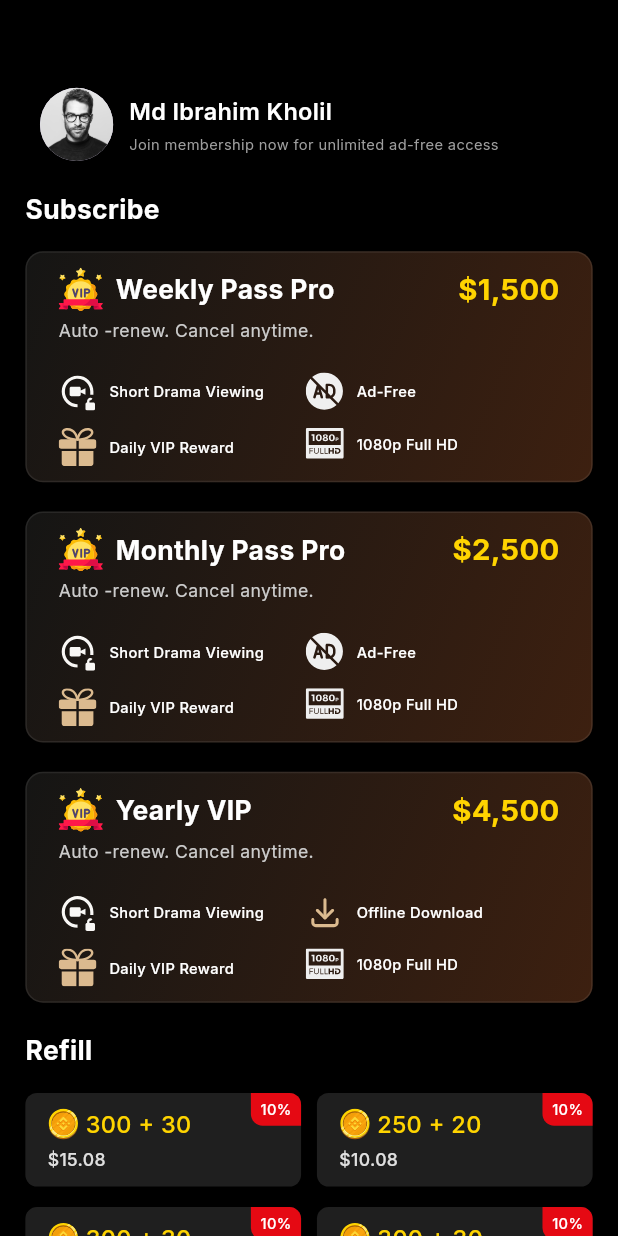
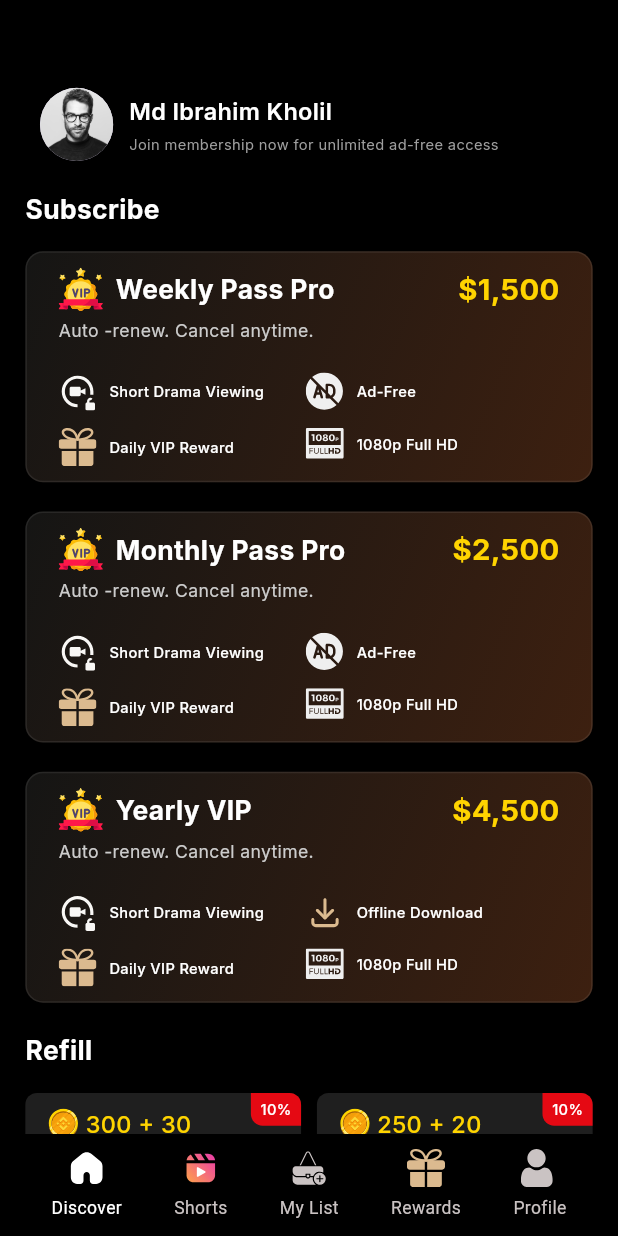
Before and after one commit to sakilkhan649/uremz100, a Flutter app: the SubscribeScreen screen opened by its route, on a phone screen of 412 x 824 dp. Run offline on Flutter 3.47's test engine with Material 3 defaults, Android fonts, the phone set to English and light mode, and no system bars; our stand-ins replace dropdown_button2, flutter_screenutil, flutter_svg, get, google_fonts, pinput.

Commit message:
subscribe page ui done

```diff
--- a/lib/View/Home/Subscribe/subscribe_screen.dart
+++ b/lib/View/Home/Subscribe/subscribe_screen.dart
@@ -1,7 +1,11 @@
 import 'package:flutter/material.dart';
 import 'package:flutter_screenutil/flutter_screenutil.dart';
+import 'package:flutter_svg/flutter_svg.dart';
+import 'package:get/get.dart';
+import 'package:uremz100/Utils/app_colors.dart';
 import 'package:uremz100/Utils/app_icons.dart';
 import 'package:uremz100/Widgets/Custom_Text.dart';
+import '../Bottom_NabBar/Controller/Bottom_NabBar_Controller.dart';
 import 'Widget/subscribe_widgets.dart';
 
 class SubscribeScreen extends StatelessWidget {
@@ -9,6 +13,8 @@ class SubscribeScreen extends StatelessWidget {
 
   @override
   Widget build(BuildContext context) {
+    final NavigationController navController = Get.find<NavigationController>();
+
     return Scaffold(
       backgroundColor: Colors.black,
       body: SingleChildScrollView(
@@ -132,12 +138,25 @@ class SubscribeScreen extends StatelessWidget {
                 ),
               ],
             ),
-            SizedBox(height: 30.h),
+            SizedBox(height: 14.h),
             _buildSectionTitle("About Subscription"),
             SizedBox(height: 16.h),
             SubscriptionRules(),
             SizedBox(height: 40.h),
           ],
+        ),
+      ),
+      bottomNavigationBar: Obx(
+        () => Container(
+          padding: EdgeInsets.symmetric(horizontal: 16.w, vertical: 10.h),
+          decoration: const BoxDecoration(color: Colors.black),
+          child: Row(
+            mainAxisAlignment: MainAxisAlignment.spaceAround,
+            children: List.generate(
+              5,
+              (index) => _buildCustomIcon(index, navController),
+            ),
+          ),
         ),
       ),
     );
@@ -151,4 +170,64 @@ class SubscribeScreen extends StatelessWidget {
       color: Colors.white,
     );
   }
+
+  Widget _buildCustomIcon(int index, NavigationController navController) {
+    final bool isSelected = navController.currentIndex.value == index;
+
+    return GestureDetector(
+      onTap: () {
+        navController.changeIndex(index);
+        Get.back();
+      },
+      child: Column(
+        mainAxisSize: MainAxisSize.min,
+        children: [
+          SvgPicture.asset(_getSvgForIndex(index), width: 24.w, height: 24.w),
+          SizedBox(height: 6.h),
+          Text(
+            _getLabelForIndex(index),
+            style: TextStyle(
+              fontSize: 12.sp,
+              fontWeight: FontWeight.w400,
+              color: isSelected ? Colors.white : AppColors.gray400,
+            ),
+          ),
+        ],
+      ),
+    );
+  }
+
+  String _getSvgForIndex(int index) {
+    switch (index) {
+      case 0:
+        return AppIcons.discover_icon;
+      case 1:
+        return AppIcons.shorts_icon;
+      case 2:
+        return AppIcons.my_list_icon;
+      case 3:
+        return AppIcons.rewards_icon;
+      case 4:
+        return AppIcons.profile_icon;
+      default:
+        return '';
+    }
+  }
+
+  String _getLabelForIndex(int index) {
+    switch (index) {
+      case 0:
+        return 'Discover';
+      case 1:
+        return 'Shorts';
+      case 2:
+        return 'My List';
+      case 3:
+        return 'Rewards';
+      case 4:
+        return 'Profile';
+      default:
+        return '';
+    }
+  }
 }
```
